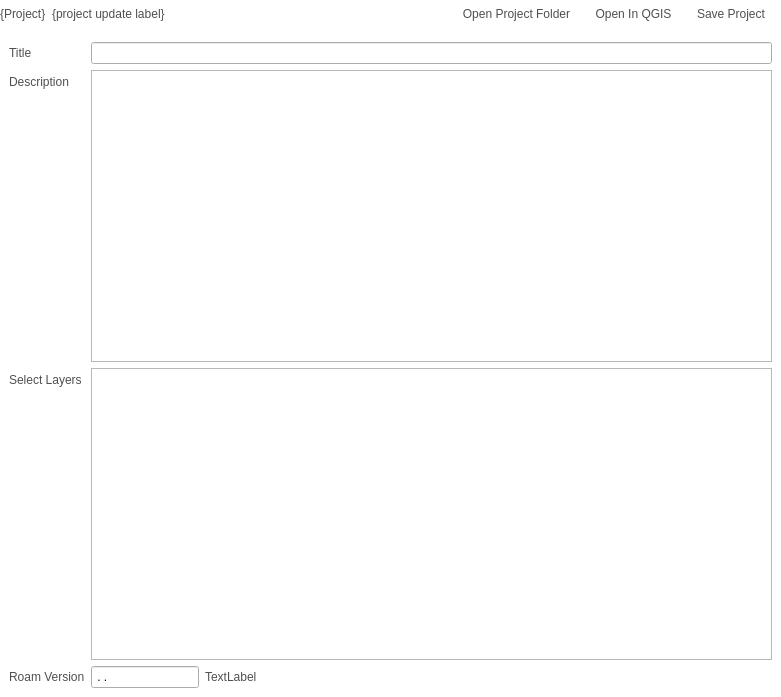
The window that src/configmanager/ui/ui_projectwidget.ui (roam-qgis/Roam) describes before a commit, drawn with Qt 5.
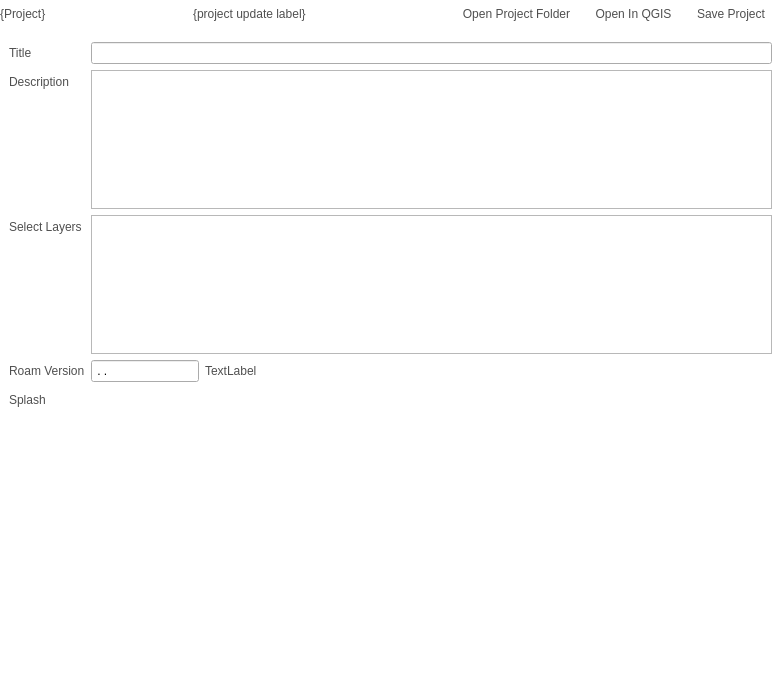
The same window after the commit. The open tabs and pages were chosen to show the change. Icons and pictures are not drawn. Custom widgets are drawn as their Qt base class.

Commit message: Add splash image.  Better QGIS reload message

```diff
--- a/src/configmanager/ui/ui_projectwidget.ui
+++ b/src/configmanager/ui/ui_projectwidget.ui
@@ -97,6 +97,19 @@
        </property>
       </widget>
      </item>
+     <item>
+      <spacer name="horizontalSpacer_4">
+       <property name="orientation">
+        <enum>Qt::Horizontal</enum>
+       </property>
+       <property name="sizeHint" stdset="0">
+        <size>
+         <width>40</width>
+         <height>20</height>
+        </size>
+       </property>
+      </spacer>
+     </item>
      <item>
       <widget class="QLabel" name="projectupdatedlabel">
        <property name="text">
@@ -105,13 +118,13 @@
       </widget>
      </item>
      <item>
-      <spacer name="horizontalSpacer_4">
+      <spacer name="horizontalSpacer_3">
        <property name="orientation">
         <enum>Qt::Horizontal</enum>
        </property>
        <property name="sizeHint" stdset="0">
         <size>
-         <width>280</width>
+         <width>40</width>
          <height>20</height>
         </size>
        </property>
@@ -295,6 +308,58 @@
          </item>
         </layout>
        </item>
+       <item row="4" column="0">
+        <widget class="QLabel" name="label_14">
+         <property name="text">
+          <string>Splash</string>
+         </property>
+        </widget>
+       </item>
+       <item row="4" column="1">
+        <layout class="QHBoxLayout" name="horizontalLayout_6">
+         <item>
+          <widget class="QLabel" name="splashlabel">
+           <property name="sizePolicy">
+            <sizepolicy hsizetype="Expanding" vsizetype="MinimumExpanding">
+             <horstretch>0</horstretch>
+             <verstretch>0</verstretch>
+            </sizepolicy>
+           </property>
+           <property name="minimumSize">
+            <size>
+             <width>0</width>
+             <height>300</height>
+            </size>
+           </property>
+           <property name="maximumSize">
+            <size>
+             <width>16777215</width>
+             <height>300</height>
+            </size>
+           </property>
+           <property name="text">
+            <string/>
+           </property>
+           <property name="scaledContents">
+            <bool>true</bool>
+           </property>
+          </widget>
+         </item>
+         <item>
+          <spacer name="horizontalSpacer">
+           <property name="orientation">
+            <enum>Qt::Horizontal</enum>
+           </property>
+           <property name="sizeHint" stdset="0">
+            <size>
+             <width>40</width>
+             <height>20</height>
+            </size>
+           </property>
+          </spacer>
+         </item>
+        </layout>
+       </item>
       </layout>
      </widget>
      <widget class="QWidget" name="form_config_page">
```
Left out of the diff: 2 changed lines with no effect on the pictures. The commit also changes 1 other file.
